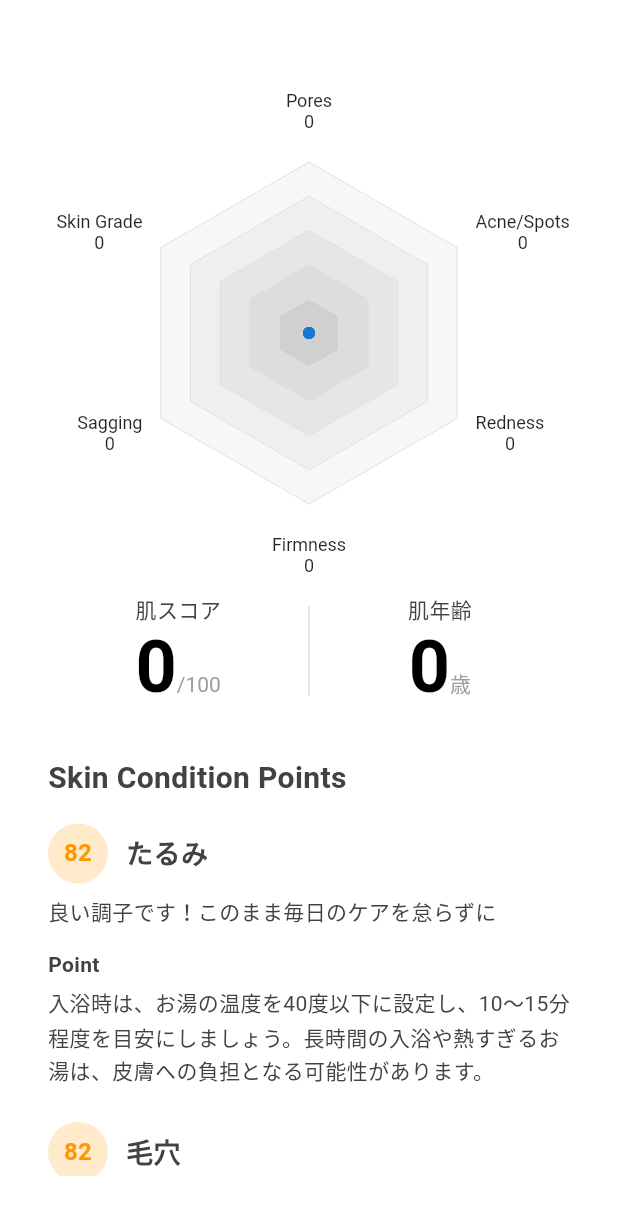
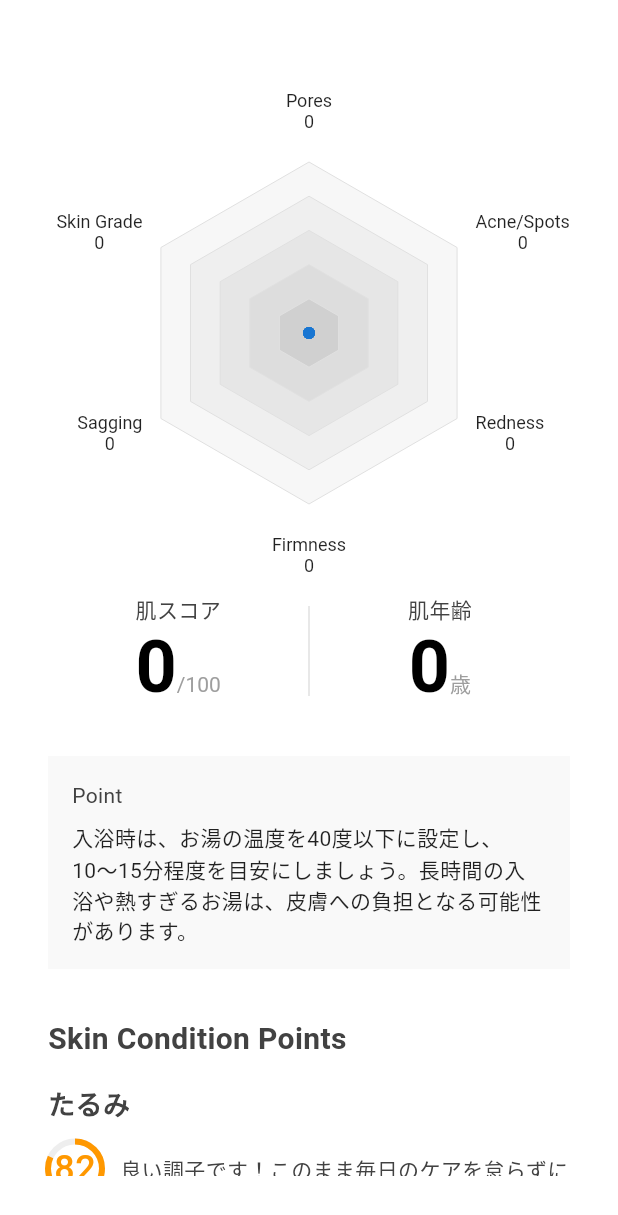
Before and after one commit to Shivansh722/reme, a Flutter app: the DetailedAnalysisScreen screen opened directly with empty values, on a phone screen of 412 x 824 dp. Shown: the top 1215 px of the screen. Run offline on Flutter 3.47's test engine with Material 3 defaults, Android fonts, the phone set to English and light mode, and no system bars; our stand-ins replace camera, firebase_auth, firebase_core, flutter_dotenv, google_sign_in, image_picker and 1 more; missing offline and left inert: flutter_line_sdk, google_mlkit_face_detection; accounts and stored records are empty.

Commit message:
feat: detailed analysis screen ui

```diff
--- a/reme/lib/src/features/diagnosis/views/detailedAnalysisScreen.dart
+++ b/reme/lib/src/features/diagnosis/views/detailedAnalysisScreen.dart
@@ -1,5 +1,6 @@
 import 'dart:io';
 import 'package:flutter/material.dart';
+import 'package:reme/src/features/diagnosis/widgets/circularProg.dart';
 import 'package:reme/src/features/shared/radiusChart.dart';
 
 class DetailedAnalysisScreen extends StatelessWidget {
@@ -19,23 +20,13 @@ class DetailedAnalysisScreen extends StatelessWidget {
     return Padding(
       padding: const EdgeInsets.symmetric(vertical: 40, horizontal: 16 ),
       child: Scaffold(
-        // appBar: AppBar(
-        //   title: const Text('Detailed Skin Analysis'),
-        //   backgroundColor: Colors.transparent,
-        //   elevation: 0,
-        // ),
+
         body: SingleChildScrollView(
           padding: const EdgeInsets.all(16),
           child: Column(
             crossAxisAlignment: CrossAxisAlignment.start,
             children: [
-              // const Text(
-              //   'Premium Analysis Report',
-              //   style: TextStyle(
-              //     fontSize: 28,
-              //     fontWeight: FontWeight.bold,
-              //   ),
-              // ),
+
               const SizedBox(height: 16),
 
               // Enhanced radar chart
@@ -130,6 +121,26 @@ class DetailedAnalysisScreen extends StatelessWidget {
 
               const SizedBox(height: 32),
 
+              Container(
+padding: EdgeInsets.all(16),
+decoration: BoxDecoration(
+color: Color(0xFFF9F9F9),
+),
+child: Column(
+crossAxisAlignment: CrossAxisAlignment.start,
+children: [
+Text("Point"),
+SizedBox(height: 8),
+Text(
+'入浴時は、お湯の温度を40度以下に設定し、10〜15分程度を目安にしましょう。長時間の入浴や熱すぎるお湯は、皮膚への負担となる可能性があります。',
+style: TextStyle(color: Colors.black87),
+),
+],
+),
+),
+
+              const SizedBox(height: 32),
+
               // Skin Points Section
               Column(
                 crossAxisAlignment: CrossAxisAlignment.start,
@@ -151,21 +162,9 @@ class DetailedAnalysisScreen extends StatelessWidget {
                     child: Column(
                       crossAxisAlignment: CrossAxisAlignment.start,
                         children: [
-                        Row(
+                        Column(
+                          crossAxisAlignment: CrossAxisAlignment.start,
                           children: [
-                            CircleAvatar(
-                              radius: 20,
-                              backgroundColor: (item['color'] as Color).withOpacity(0.2),
-                              child: Text(
-                                '${item['score']}',
-                                style: TextStyle(
-                                  fontWeight: FontWeight.bold,
-                                  fontSize: 16,
-                                  color: item['color'] as Color,
-                                ),
-                              ),
-                            ),
-                            const SizedBox(width: 12),
                           Text(
                             item['title'] as String,
                             style: const TextStyle(
@@ -173,14 +172,35 @@ class DetailedAnalysisScreen extends StatelessWidget {
                             fontWeight: FontWeight.bold,
                             ),
                           ),
+                          const SizedBox(height: 12),
+                          Row(
+                            children: [
+                              CustomCircularProgress(
+                                progress: (item['score'] as int).toDouble(),
+                                color: item['color'] as Color,
+                              ),
+                              const SizedBox(width: 12),
+                              Expanded(
+                                child: Text(
+                                  _getConditionMessage(item['score'] as int),
+                                  style: const TextStyle(fontSize: 14, fontWeight: FontWeight.w500),
+                                ),
+                              ),
                             ],
                           ),
-                        const SizedBox(height: 8),
-                        Text(
-                          _getConditionMessage(item['score'] as int),
-                          style: const TextStyle(fontSize: 14),
+                          ],
                         ),
+
                         const SizedBox(height: 16),
+                        Container(
+                          padding: const EdgeInsets.all(16),
+                          decoration: BoxDecoration(
+                          color: const Color(0xFFF9F9F9),
+
+                          ),
+                          child: Column(
+                          crossAxisAlignment: CrossAxisAlignment.start,
+                          children: [
                             const Text(
                             'Point',
                             style: TextStyle(
@@ -190,8 +210,11 @@ class DetailedAnalysisScreen extends StatelessWidget {
                             ),
                             const SizedBox(height: 4),
                             Text(
-                          _getSkinPointMessage(item['title'] as String),
+                            _getSkinPointMessage(item['title'] as String).join('\n'),
                             style: const TextStyle(fontSize: 14, height: 1.6),
+                            ),
+                          ],
+                          ),
                         ),
                       ],
                     ),
@@ -199,10 +222,6 @@ class DetailedAnalysisScreen extends StatelessWidget {
                 ],
               ),
 
-              const SizedBox(height: 32),
-
-              // Detailed scores breakdown
-              _buildDetailedScoresSection(),
 
               const SizedBox(height: 32),
 
@@ -220,101 +239,7 @@ class DetailedAnalysisScreen extends StatelessWidget {
     );
   }
 
-  Widget _buildDetailedScoresSection() {
-    return Column(
-      crossAxisAlignment: CrossAxisAlignment.start,
-      children: [
-        const Text(
-          'Detailed Skin Assessment',
-          style: TextStyle(fontSize: 20, fontWeight: FontWeight.bold),
-        ),
-        const SizedBox(height: 16),
-        ...scores.entries.map(
-          (entry) => _buildScoreRow(entry.key, entry.value),
-        ).toList(),
-      ],
-    );
-  }
 
-  Widget _buildScoreRow(String parameter, int score) {
-    Color scoreColor = _getScoreColor(score);
-    String assessment = _getScoreAssessment(score);
-
-    return Column(
-      crossAxisAlignment: CrossAxisAlignment.start,
-      children: [
-        Container(
-          margin: const EdgeInsets.only(bottom: 12),
-          padding: const EdgeInsets.all(16),
-          decoration: BoxDecoration(
-            color: Colors.grey[50],
-            borderRadius: BorderRadius.circular(12),
-            border: Border.all(color: Colors.grey[200]!),
-          ),
-          child: Row(
-            children: [
-              Expanded(
-                flex: 2,
-                child: Text(
-                  parameter.toUpperCase(),
-                  style: const TextStyle(fontWeight: FontWeight.w600),
-                ),
-              ),
-              Expanded(
-                child: LinearProgressIndicator(
-                  value: score / 100,
-                  backgroundColor: Colors.grey[300],
-                  valueColor: AlwaysStoppedAnimation<Color>(scoreColor),
-                ),
-              ),
-              const SizedBox(width: 12),
-              Text(
-                '$score/100',
-                style: TextStyle(
-                  fontWeight: FontWeight.bold,
-                  color: scoreColor,
-                ),
-              ),
-              const SizedBox(width: 8),
-              Text(
-                assessment,
-                style: TextStyle(
-                  fontSize: 12,
-                  color: scoreColor,
-                  fontWeight: FontWeight.w500,
-                ),
-              ),
-            ],
-          ),
-        ),
-        const SizedBox(height: 16),
-        // Point section
-        Container(
-          padding: const EdgeInsets.all(16),
-          decoration: const BoxDecoration(
-            color: Color(0xFFF9F9F9),
-          ),
-          child: Column(
-            crossAxisAlignment: CrossAxisAlignment.start,
-            children: [
-              const Text(
-                "Point",
-                style: TextStyle(
-                  fontSize: 14,
-                  fontWeight: FontWeight.bold,
-                ),
-              ),
-              const SizedBox(height: 8),
-              Text(
-                '入浴時は、お湯の温度を40度以下に設定し、10〜15分程度を目安にしましょう。長時間の入浴や熱すぎるお湯は、皮膚への負担となる可能性があります。',
-                style: const TextStyle(color: Colors.black87, height: 1.6),
-              ),
-            ],
-          ),
-        ),
-      ],
-    );
-  }
 
   Widget _buildRecommendationsSection() {
     return Column(
@@ -413,21 +338,44 @@ class DetailedAnalysisScreen extends StatelessWidget {
     return 'このポイントに注目したケアが必要です';
   }
 
-  String _getSkinPointMessage(String skinType) {
+  List<String> _getSkinPointMessage(String skinType) {
     switch (skinType) {
       case 'たるみ':
+        return ['入浴時は、お湯の温度を40度以下に設定し、10〜15分程度を目安にしましょう。', '長時間の入浴や熱すぎるお湯は、皮膚への負担となる可能性があります。'];
+      case '毛穴':
+        return ['毛穴の目立ちを軽減するには、優しい角質ケアと十分な保湿が重要です。', '洗顔後は必ず化粧水などで保湿し、皮脂分泌のバランスを整えましょう。'];
+      case 'シミ':
+        return ['日焼け止めは必須アイテムです。SPF30以上のものを選び、外出時だけでなく室内でも使用することをお勧めします。', 'UVカット効果のある帽子や日傘も活用しましょう。'];
+      case '赤み':
+        return ['敏感肌用の低刺激な製品を選び、アルコールや香料が含まれていないものを使用してください。', '洗顔は力を入れず、ぬるま湯で優しく行いましょう。'];
+      case '炎症':
+        return ['ニキビや炎症がある場合は、触らないようにしましょう。', '清潔な手で優しくスキンケアを行い、抗炎症成分配合の製品を使用することをお勧めします。'];
+      case 'ハリ':
+        return ['ハリのある肌を維持するには、コラーゲンやヒアルロン酸を含む製品が効果的です。', '顔のマッサージを行うことで血行を良くし、肌の弾力を保ちましょう。'];
+      default:
+        return ['毎日の丁寧なスキンケアを継続しましょう。', '十分な睡眠と水分摂取も健康的な肌には欠かせません。'];
+    }
+  }
+
+  // Add this new method to get specific advice based on the parameter
+  String _getPointAdvice(String parameter) {
+    // Convert parameter to lowercase for easier comparison
+    String param = parameter.toLowerCase();
+
+
+    if (param.contains('pore') || param.contains('毛穴')) {
+      return '毛穴の目立ちを軽減するには、優しい角質ケアと十分な保湿が重要です。洗顔後は必ず化粧水などで保湿し、皮脂分泌のバランスを整えましょう。';
+    } else if (param.contains('redness') || param.contains('赤み')) {
+      return '敏感肌用の低刺激な製品を選び、アルコールや香料が含まれていないものを使用してください。洗顔は力を入れず、ぬるま湯で優しく行いましょう。';
+    } else if (param.contains('pimple') || param.contains('炎症') || param.contains('acne')) {
+      return 'ニキビや炎症がある場合は、触らないようにしましょう。清潔な手で優しくスキンケアを行い、抗炎症成分配合の製品を使用することをお勧めします。';
+    } else if (param.contains('firm') || param.contains('ハリ')) {
+      return 'ハリのある肌を維持するには、コラーゲンやヒアルロン酸を含む製品が効果的です。また、顔のマッサージを行うことで血行を良くし、肌の弾力を保ちましょう。';
+    } else if (param.contains('sag') || param.contains('たるみ')) {
       return '入浴時は、お湯の温度を40度以下に設定し、10〜15分程度を目安にしましょう。長時間の入浴や熱すぎるお湯は、皮膚への負担となる可能性があります。';
-      case '毛穴':
-        return '毛穴の目立ちを軽減するには、優しい角質ケアと十分な保湿が重要です。洗顔後は必ず化粧水などで保湿し、皮脂分泌のバランスを整えましょう。';
-      case 'シミ':
+    } else if (param.contains('dark') || param.contains('シミ') || param.contains('spot')) {
       return '日焼け止めは必須アイテムです。SPF30以上のものを選び、外出時だけでなく室内でも使用することをお勧めします。UVカット効果のある帽子や日傘も活用しましょう。';
-      case '赤み':
-        return '敏感肌用の低刺激な製品を選び、アルコールや香料が含まれていないものを使用してください。洗顔は力を入れず、ぬるま湯で優しく行いましょう。';
-      case '炎症':
-        return 'ニキビや炎症がある場合は、触らないようにしましょう。清潔な手で優しくスキンケアを行い、抗炎症成分配合の製品を使用することをお勧めします。';
-      case 'ハリ':
-        return 'ハリのある肌を維持するには、コラーゲンやヒアルロン酸を含む製品が効果的です。また、顔のマッサージを行うことで血行を良くし、肌の弾力を保ちましょう。';
-      default:
+    } else {
       return '毎日の丁寧なスキンケアを継続しましょう。十分な睡眠と水分摂取も健康的な肌には欠かせません。';
     }
   }
--- /dev/null
+++ b/reme/lib/src/features/diagnosis/widgets/circularProg.dart
@@ -0,0 +1,39 @@
+import 'package:flutter/material.dart';
+
+class CustomCircularProgress extends StatelessWidget {
+  final double progress; // between 0 and 100
+  final Color? color; // Add this parameter
+
+  const CustomCircularProgress({
+    super.key,
+    required this.progress,
+    this.color, // Optional color parameter
+  });
+
+  @override
+  Widget build(BuildContext context) {
+    return SizedBox(
+
+      child: Stack(
+        alignment: Alignment.center,
+        children: [
+          CircularProgressIndicator(
+            value: progress / 100,
+            strokeWidth: 4,
+            backgroundColor: Colors.grey.shade200,
+            valueColor: AlwaysStoppedAnimation<Color>(
+              color ?? Color(0xDECDB892)), // Use provided color or default beige-ish
+          ),
+          Text(
+            progress.toInt().toString(),
+            style: TextStyle(
+              fontSize: 24,
+              fontWeight: FontWeight.w500,
+              color: color ?? Colors.black87, // Use provided color or default black
+            ),
+          ),
+        ],
+      ),
+    );
+  }
+}
```
Lines whose indentation alone changed are shown as unchanged.
